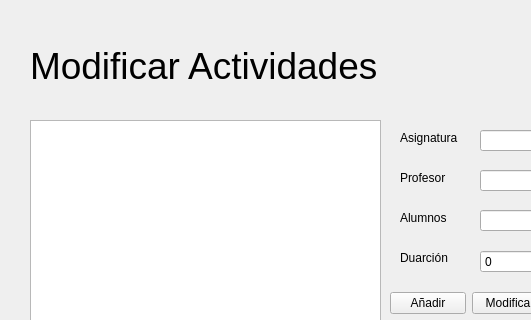
This is Aplicacion/interfaces/Ui/modifyExam.ui in nestorgranado/URJC-TFG-Aplicacion-para-la-gestion-de-horarios-y-examenes-en-la-universidad as Qt 5 draws it before an edit; both pictures show x 0 to 531 and y 0 to 320 of the 772 by 667 pixel window. The edited form follows.
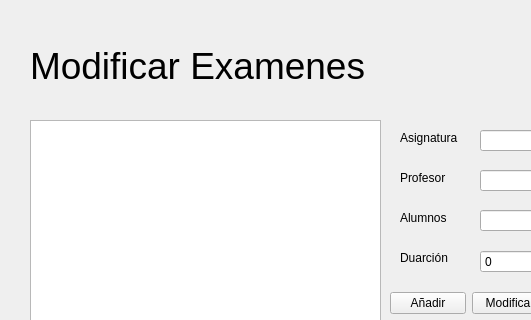
This is the edited form.

Patch:
```diff
--- a/Aplicacion/interfaces/Ui/modifyExam.ui
+++ b/Aplicacion/interfaces/Ui/modifyExam.ui
@@ -28,7 +28,7 @@
     </font>
    </property>
    <property name="text">
-    <string>Modificar Actividades</string>
+    <string>Modificar Examenes</string>
    </property>
   </widget>
   <widget class="QListWidget" name="actividadesList">
@@ -146,7 +146,7 @@
     <string>Guardar</string>
    </property>
   </widget>
-  <widget class="QWidget" name="">
+  <widget class="QWidget" name="layoutWidget">
    <property name="geometry">
     <rect>
      <x>390</x>
```
